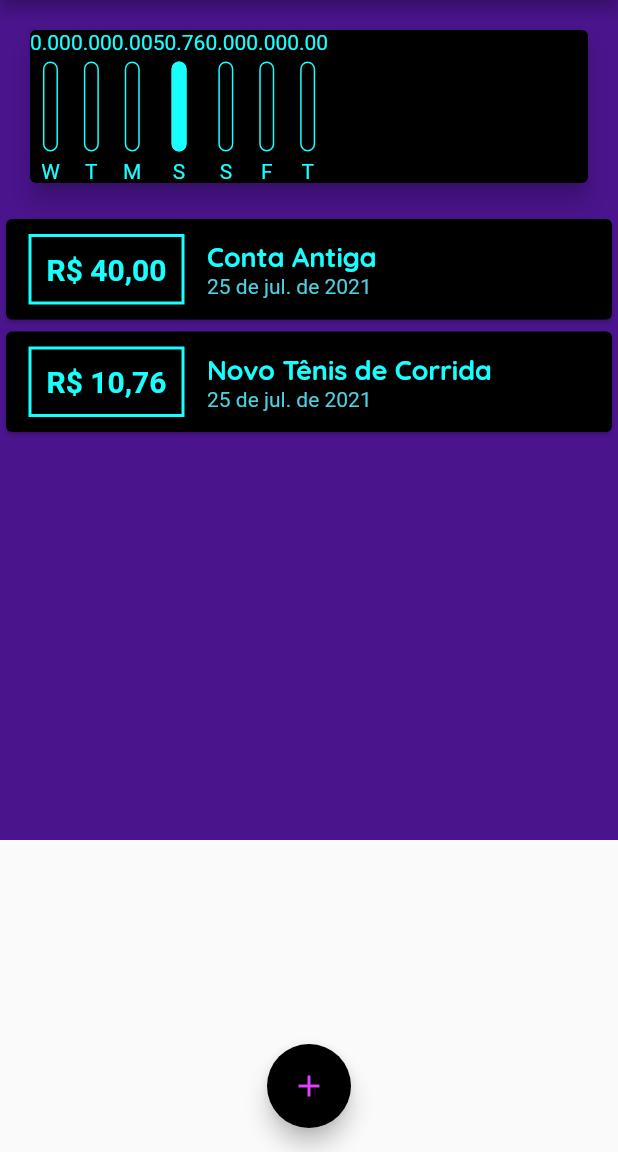
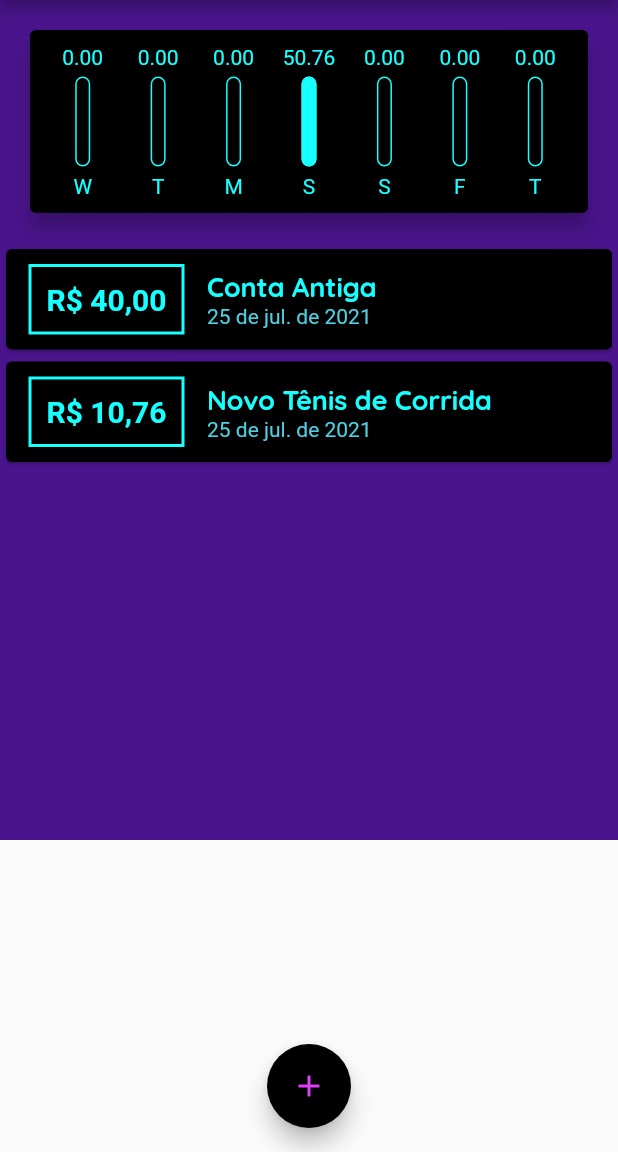
Before and after one commit to oscarbfs/Expenses_app, a Flutter app: the screen it shows after launch, on a phone screen of 412 x 824 dp, the part 84-1236 px from its top. Run offline on Flutter 3.47's test engine with Material 2 defaults, Android fonts, the phone set to English and light mode, and no system bars.

Commit message:
Finalizando Chart Widget

```diff
--- a/lib/components/chart.dart
+++ b/lib/components/chart.dart
@@ -45,14 +45,21 @@ class Chart extends StatelessWidget {
       color: Theme.of(context).primaryColor,
       elevation: 6,
       margin: EdgeInsets.all(20),
+      child: Padding(
+        padding: const EdgeInsets.all(10),
         child: Row(
+          mainAxisAlignment: MainAxisAlignment.spaceAround,
           children: groupedTransactions.map((tr) {
-          return ChartBar(
+            return Flexible(
+              fit: FlexFit.tight,
+              child: ChartBar(
                 label: tr['day'].toString(),
                 value: (tr['value'] as double),
                 percentage: (tr['value'] as double) / _weekTotalValue,
+              ),
             );
           }).toList(),
+        ),
       ),
     );
   }
--- a/lib/components/chart_bar.dart
+++ b/lib/components/chart_bar.dart
@@ -15,9 +15,11 @@ class ChartBar extends StatelessWidget {
   Widget build(BuildContext context) {
     return Column(
       children: <Widget>[
-        Text(
-          '${value.toStringAsFixed(2)}',
-          style: TextStyle(color: Colors.cyanAccent),
+        FittedBox(
+          child: Text(
+            '${value.toStringAsFixed(2)}',
+            style: TextStyle(color: Colors.cyanAccent),
+          ),
         ),
         SizedBox(height: 5),
         Container(
```
Lines whose indentation alone changed are shown as unchanged.
